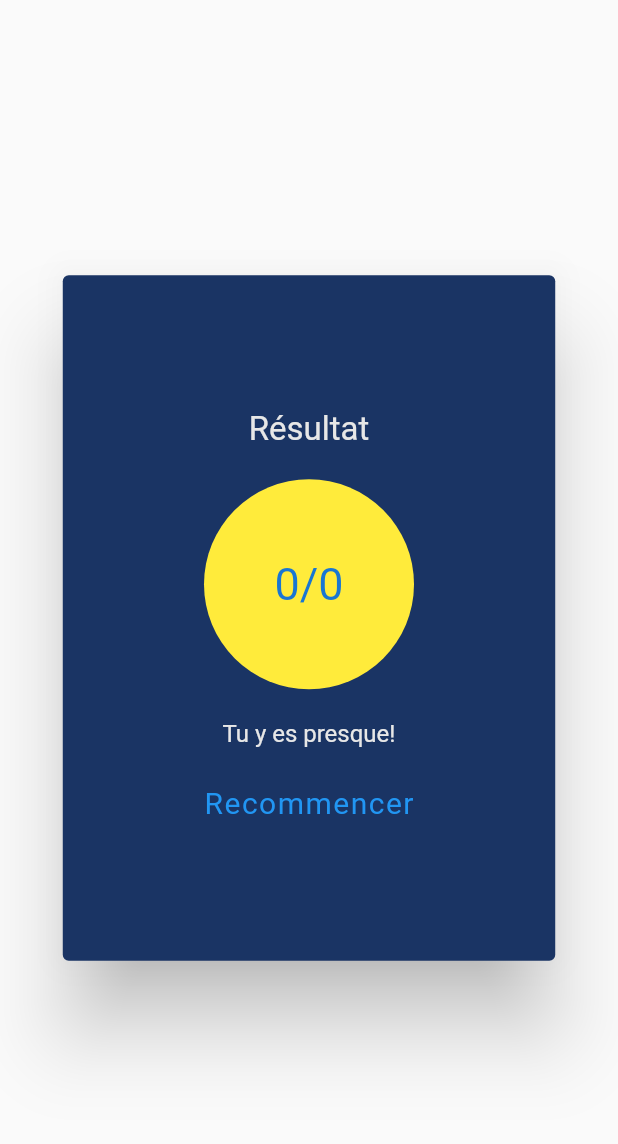
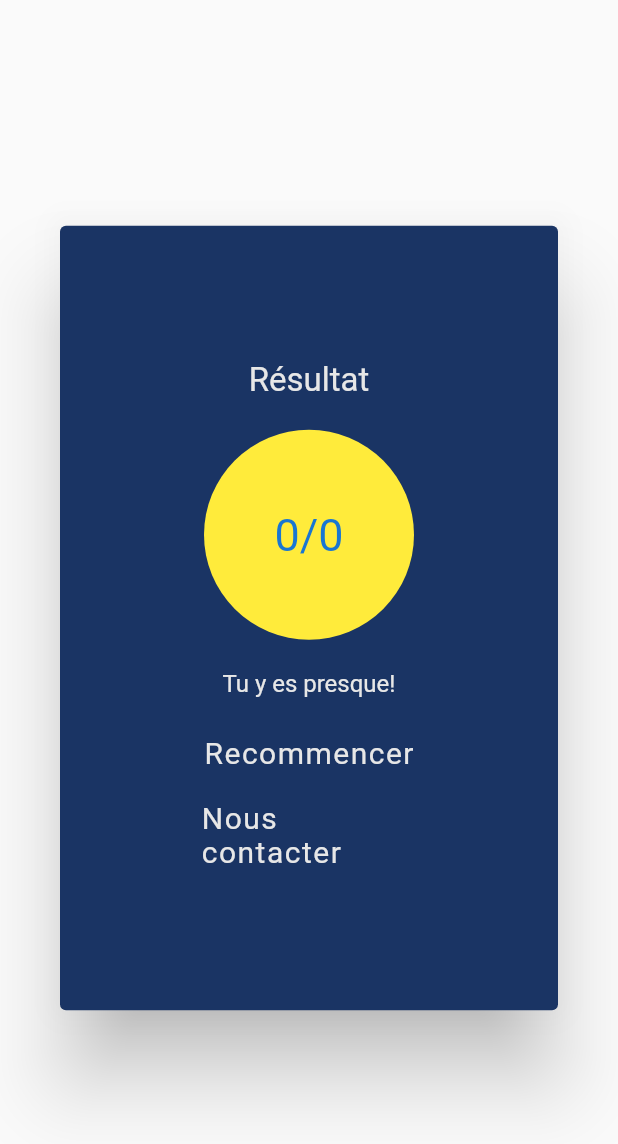
Before and after one commit to theoclerc/exponomade, a Flutter app: the ResultBox widget shown alone on an empty page, opened directly with empty values, on a phone screen of 412 x 824 dp. Shown: the top 1144 px of the screen. Run offline on Flutter 3.47's test engine with Material 2 defaults, Android fonts, the phone set to English and light mode, and no system bars; our stand-ins replace cloud_firestore, firebase_core, google_maps_flutter; accounts and stored records are empty.

Commit message:
contact fin du quiz

```diff
--- a/lib/appNavigation/quiz_page.dart
+++ b/lib/appNavigation/quiz_page.dart
@@ -6,6 +6,7 @@ import '../widgets/next_button.dart';
 import '../widgets/option_card.dart';
 import '../widgets/result_box.dart';
 import '../database/db_connect.dart';
+import 'package:exponomade/appNavigation/contact_page.dart';
 
 class QuizPage extends StatefulWidget {
   const QuizPage({Key? key}) : super(key: key);
@@ -44,6 +45,7 @@ class _QuizPageState extends State<QuizPage> {
           result: score,
           questionLength: questionLength,
           onPressed: startOver,
+          onContactPressed: redirectToContact,
         ),
       );
     } else {
@@ -90,6 +92,10 @@ class _QuizPageState extends State<QuizPage> {
     });
     Navigator.pop(context);
   }
+
+  void redirectToContact() {
+  Navigator.push(context, MaterialPageRoute(builder: (context) => const ContactPage()));
+}
 
   @override
   Widget build(BuildContext context) {
--- a/lib/widgets/result_box.dart
+++ b/lib/widgets/result_box.dart
@@ -2,16 +2,19 @@ import 'package:flutter/material.dart';
 import '../constants.dart';
 
 class ResultBox extends StatelessWidget {
-  const ResultBox(
-      {Key? key,
-      required this.result,
-      required this.questionLength,
-      required this.onPressed})
-      : super(key: key);
+  const ResultBox({
+    Key? key,
+    required this.result,
+    required this.questionLength,
+    required this.onPressed,
+    required this.onContactPressed,
+  }) : super(key: key);
 
   final int result;
   final int questionLength;
   final VoidCallback onPressed;
+  final VoidCallback onContactPressed;
+
   @override
   Widget build(BuildContext context) {
     return AlertDialog(
@@ -51,7 +54,17 @@ class ResultBox extends StatelessWidget {
               onTap: onPressed,
               child: const Text('Recommencer',
                   style: TextStyle(
-                    color: Colors.blue,
+                    color: neutral,
+                    fontSize: 20.0,
+                    letterSpacing: 1.0,
+                  )),
+            ),
+            const SizedBox(height: 20.0),
+            GestureDetector(
+              onTap: onContactPressed,
+              child: const Text('Nous contacter',
+                  style: TextStyle(
+                    color: neutral,
                     fontSize: 20.0,
                     letterSpacing: 1.0,
                   )),
```
